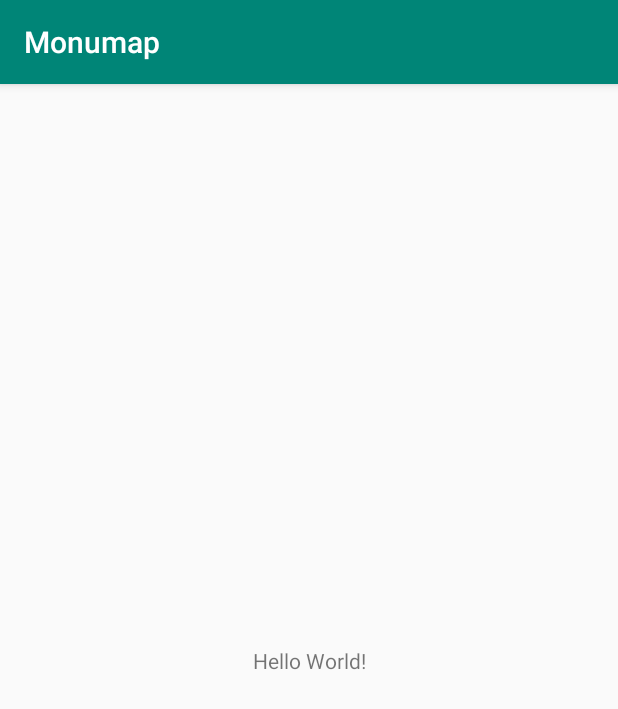
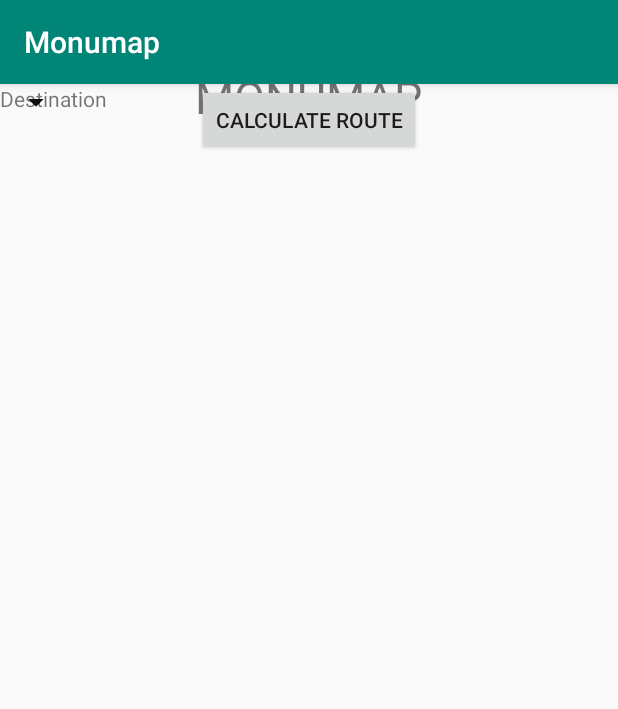
Before and after one commit to fossij/Monumap, an Android app: the screen it shows after launch (MainActivity), on a phone screen of 412 x 824 dp. Shown: the top 709 px of the screen. Run offline under Robolectric (Android 15) with nearby library versions, the phone set to English and light mode, and no system bars.

Commit message:
Main Home screen components and destination drop downs

```diff
--- a/app/src/main/res/layout/activity_main.xml
+++ b/app/src/main/res/layout/activity_main.xml
@@ -7,12 +7,56 @@
     tools:context=".MainActivity">
 
     <TextView
+        android:id="@+id/textView"
         android:layout_width="wrap_content"
         android:layout_height="wrap_content"
-        android:text="Hello World!"
-        app:layout_constraintBottom_toBottomOf="parent"
+        android:layout_marginBottom="8dp"
+        android:text="@string/home_title"
+        android:textSize="30sp"
+        app:layout_constraintBottom_toTopOf="@+id/calculate_route"
         app:layout_constraintLeft_toLeftOf="parent"
         app:layout_constraintRight_toRightOf="parent"
-        app:layout_constraintTop_toTopOf="parent" />
+        app:layout_constraintTop_toTopOf="parent"
+        app:layout_constraintVertical_bias="0.257" />
+
+    <TextView
+        android:id="@+id/destination_text"
+        android:layout_width="wrap_content"
+        android:layout_height="wrap_content"
+        android:text="@string/destination_home"
+        tools:layout_editor_absoluteX="16dp"
+        tools:layout_editor_absoluteY="353dp" />
+
+    <Spinner
+        android:id="@+id/destination_building"
+        android:layout_width="wrap_content"
+        android:layout_height="wrap_content"
+        tools:layout_editor_absoluteX="111dp"
+        tools:layout_editor_absoluteY="355dp" />
+
+    <Spinner
+        android:id="@+id/destination_floor"
+        android:layout_width="wrap_content"
+        android:layout_height="wrap_content"
+        tools:layout_editor_absoluteX="209dp"
+        tools:layout_editor_absoluteY="353dp" />
+
+    <Spinner
+        android:id="@+id/destination_room"
+        android:layout_width="wrap_content"
+        android:layout_height="wrap_content"
+        tools:layout_editor_absoluteX="295dp"
+        tools:layout_editor_absoluteY="353dp" />
+
+    <Button
+        android:id="@+id/calculate_route"
+        android:layout_width="wrap_content"
+        android:layout_height="wrap_content"
+        android:layout_marginStart="8dp"
+        android:layout_marginEnd="8dp"
+        android:text="@string/route_button"
+        app:layout_constraintEnd_toEndOf="parent"
+        app:layout_constraintStart_toStartOf="parent"
+        tools:layout_editor_absoluteY="551dp" />
 
 </android.support.constraint.ConstraintLayout>
--- a/app/src/main/res/values/strings.xml
+++ b/app/src/main/res/values/strings.xml
@@ -1,3 +1,6 @@
 <resources>
     <string name="app_name">Monumap</string>
+    <string name="home_title">MONUMAP</string>
+    <string name="route_button">Calculate Route</string>
+    <string name="destination_home">Destination</string>
 </resources>
```
